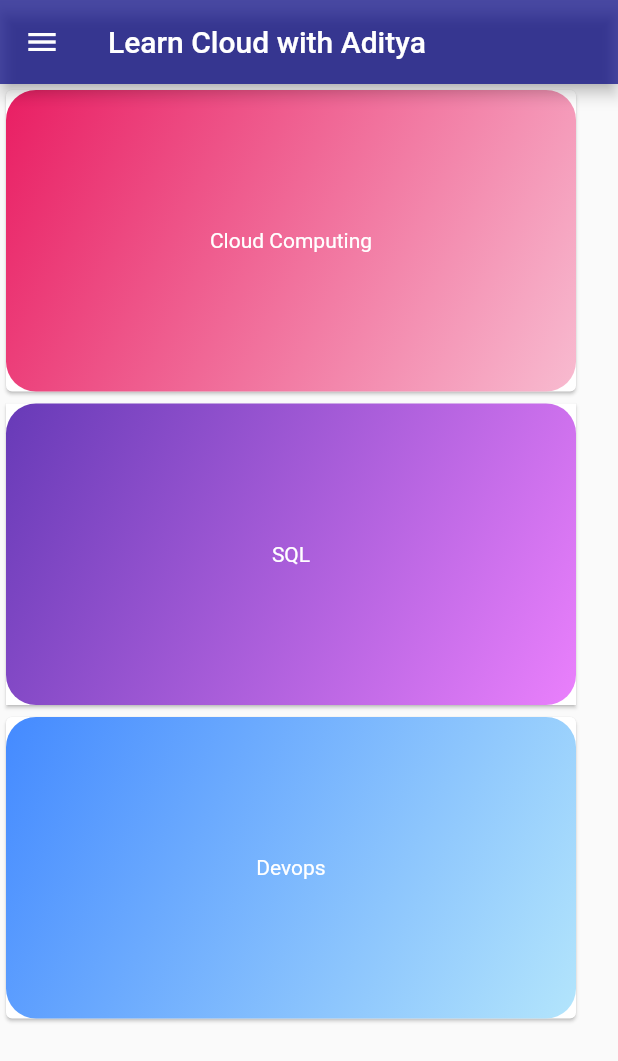
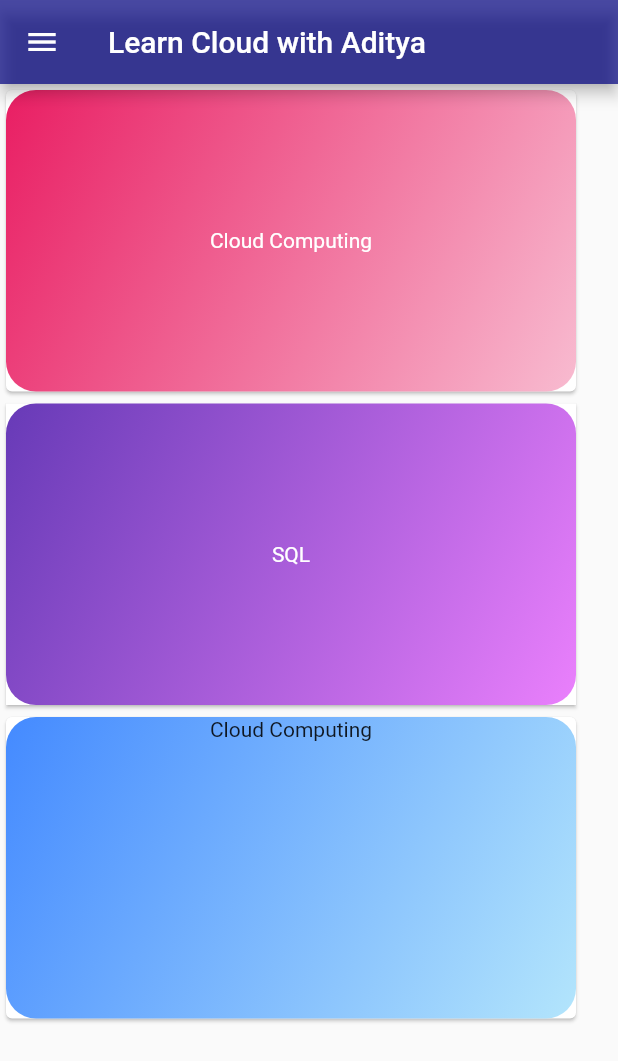
Before and after one commit to dhruvaditya/DEVOPS, a Flutter app: the Programming screen opened directly, on a phone screen of 412 x 824 dp. Shown: the top 1061 px of the screen. Run offline on Flutter 3.47's test engine with Material 2 defaults, Android fonts, the phone set to English and light mode, and no system bars; network calls fail.

Commit message:
Updated course_page

```diff
--- a/lib/Modal/courses_main_page.dart
+++ b/lib/Modal/courses_main_page.dart
@@ -86,9 +86,13 @@ class _ProgrammingState extends State<Programming> {
                   ),
                   width: 380,
                   height: 201,
-                  child: Center(
-                    child: Text('Devops', style: TextStyle(color: Colors.white)),
-                  ),
+                  child: Column(
+                    children: [
+                      Center(
+                        child: Text("Cloud Computing",),
+                      )
+                    ],
+                  )
                 ),
               ),
             ),
--- a/lib/Screens/page0.dart
+++ b/lib/Screens/page0.dart
@@ -20,7 +20,8 @@ class _DevopsState extends State<Devops> {
         title: (Text('Devops')),
       ),
       backgroundColor: Color.fromRGBO(8, 32, 102, 0.5),
-      body: Column(children: [
+      body: SingleChildScrollView(
+        child: Column(children: [
           // Spacer(
           //   flex: 1,
           // ),
@@ -71,6 +72,7 @@ class _DevopsState extends State<Devops> {
             },
           ),
         ]),
+      )
     );
   }
 }
```
Also changed, not shown: lib/Screens/course_page.dart (+8 -9 lines), lib/main.dart (+4 -3 lines). Lines whose indentation alone changed are shown as unchanged.
